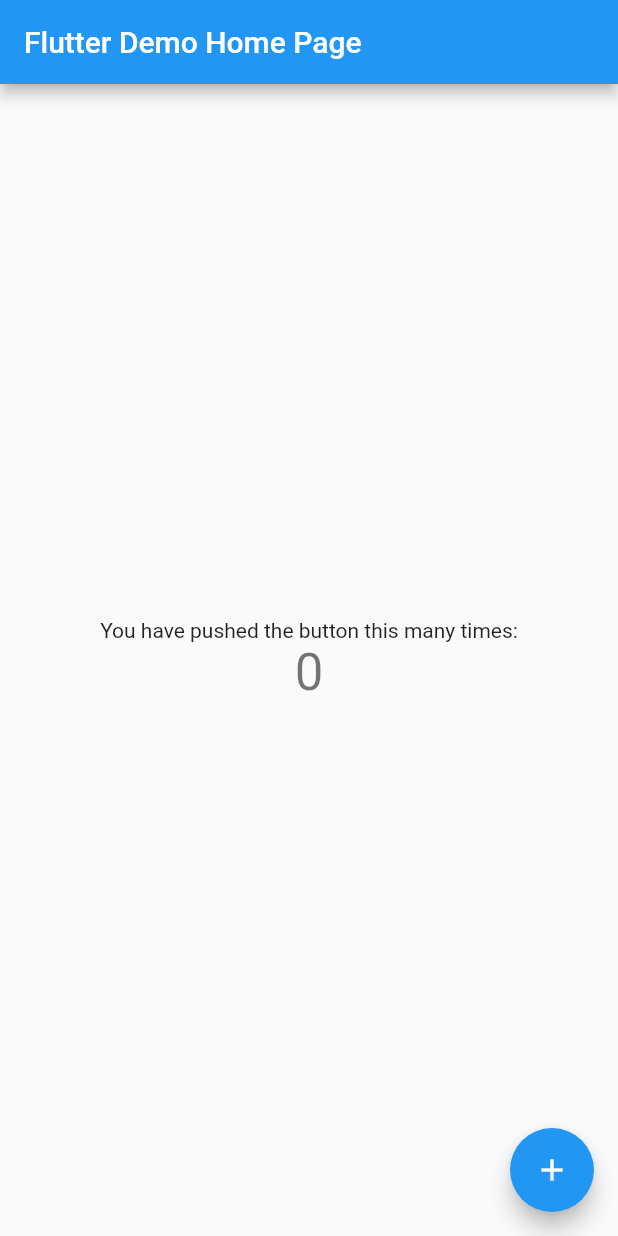
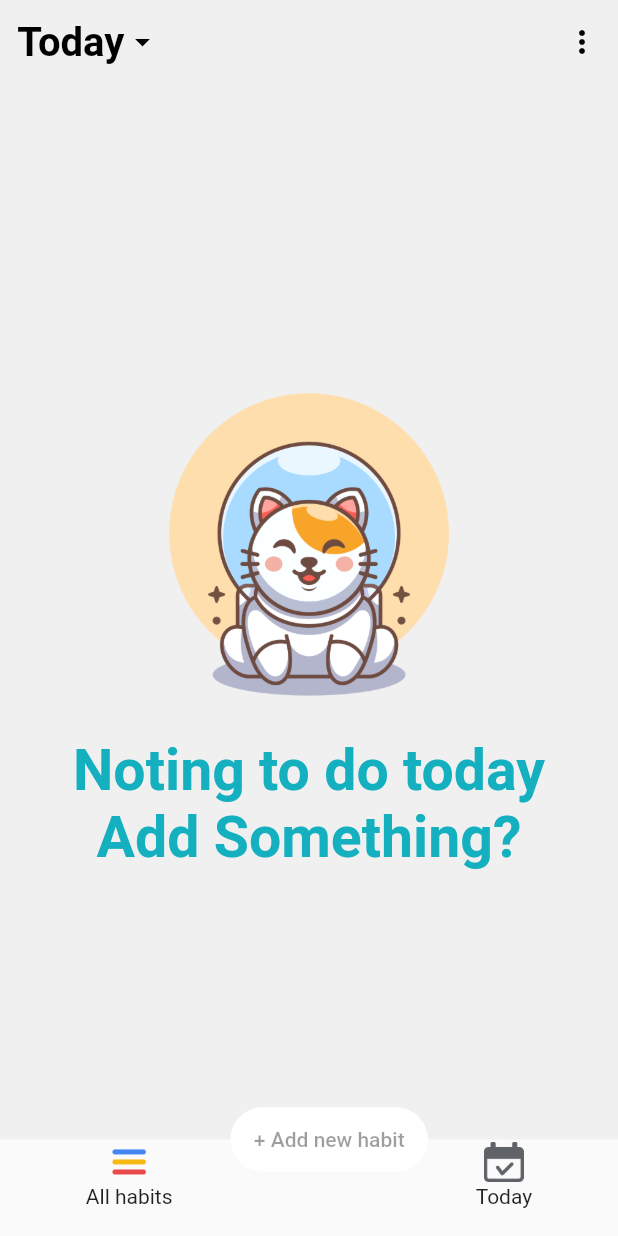
Before and after one commit to yusufmsabeh/Habit_Tracker_App, a Flutter app: the screen it shows after launch, on a phone screen of 412 x 824 dp. Run offline on Flutter 3.47's test engine with Material 2 defaults, Android fonts, the phone set to English and light mode, and no system bars; our stand-ins replace flutter_screenutil, table_calendar.

Commit message:
upload new files

```diff
--- /dev/null
+++ b/lib/HomePage.dart
@@ -0,0 +1,171 @@
+import 'package:flutter/material.dart';
+import 'package:flutter/src/foundation/key.dart';
+import 'package:flutter/src/widgets/framework.dart';
+import 'package:flutter_screenutil/flutter_screenutil.dart';
+
+import 'package:table_calendar/table_calendar.dart';
+
+class HomePage extends StatefulWidget {
+  static final now = DateTime.now();
+  final table = TableCalendar(
+    rowHeight: 60.h,
+    firstDay: DateTime.utc(2010, 10, 16),
+    lastDay: DateTime.utc(2030, 3, 14),
+    focusedDay: DateTime.now(),
+  );
+  HomePage({Key? key}) : super(key: key);
+
+  @override
+  State<HomePage> createState() => _HomePageState();
+}
+
+class _HomePageState extends State<HomePage> {
+  int currentIndex = 0;
+  double tableHeight = 0;
+  @override
+  Widget build(BuildContext context) {
+    return Scaffold(
+      floatingActionButtonLocation: FloatingActionButtonLocation.endDocked,
+      floatingActionButton: Container(
+        margin: EdgeInsets.only(right: 290.w),
+        height: 100.h,
+        padding: EdgeInsets.symmetric(horizontal: 20.w),
+        decoration: BoxDecoration(
+            color: Colors.white, borderRadius: BorderRadius.circular(100.r)),
+        child: const TextButton(
+          onPressed: null,
+          child: Text("+ Add new habit"),
+        ),
+      ),
+      appBar: AppBar(
+        actions: const [
+          IconButton(
+              onPressed: null,
+              icon: Icon(
+                Icons.more_vert_outlined,
+                color: Colors.black,
+              ))
+        ],
+        leadingWidth: 500.w,
+        leading: GestureDetector(
+          onTap: () {
+            tableHeight == 0 ? tableHeight = 500.h : tableHeight = 0;
+            setState(() {});
+          },
+          child: Container(
+            margin: EdgeInsets.all(30.w),
+            child: Row(
+              children: [
+                Text(
+                  "Today",
+                  style: TextStyle(
+                      color: Colors.black,
+                      fontWeight: FontWeight.bold,
+                      fontSize: 70.sp),
+                ),
+                const Icon(
+                  Icons.arrow_drop_down,
+                  color: Colors.black,
+                )
+              ],
+            ),
+          ),
+        ),
+        backgroundColor: const Color.fromARGB(255, 240, 240, 240),
+        elevation: 0,
+      ),
+      bottomNavigationBar: SizedBox(
+        height: 150.h,
+        child: Stack(children: [
+          // Align(
+          //   alignment: Alignment.topCenter,
+          //   child: Container(
+          //     height: 100.h,
+          //     padding: EdgeInsets.symmetric(horizontal: 20.w),
+          //     decoration: BoxDecoration(
+          //         color: Colors.white,
+          //         borderRadius: BorderRadius.circular(100.r)),
+          //     child: const TextButton(
+          //       onPressed: null,
+          //       child: Text("+ Add new habit"),
+          //     ),
+          //   ),
+          // ),
+          Container(
+            margin: EdgeInsets.symmetric(horizontal: 150.w),
+            child: Row(
+              mainAxisAlignment: MainAxisAlignment.center,
+              children: [
+                Column(
+                  children: [
+                    SizedBox(
+                        width: 70.w,
+                        height: 70.h,
+                        child: Image.asset(currentIndex == 0
+                            ? 'assets/menuSelected.png'
+                            : 'assets/menu.png')),
+                    const Text("All habits")
+                  ],
+                ),
+                const Spacer(
+                  flex: 1,
+                ),
+                Column(
+                  children: [
+                    SizedBox(
+                        width: 70.w,
+                        height: 70.h,
+                        child: Image.asset(currentIndex == 1
+                            ? 'assets/todaySelected.png'
+                            : 'assets/today.png')),
+                    Text("Today")
+                  ],
+                )
+              ],
+            ),
+          )
+        ]),
+      ),
+      body: Container(
+        color: Color.fromARGB(255, 240, 240, 240),
+        child: Stack(
+          children: [
+            Center(
+              child: Column(
+                  mainAxisAlignment: MainAxisAlignment.center,
+                  children: [
+                    Container(
+                      width: 600.w,
+                      height: 600.h,
+                      decoration: const BoxDecoration(
+                          image: DecorationImage(
+                              fit: BoxFit.cover,
+                              image: AssetImage('assets/HomePage.png'))),
+                    ),
+                    Text(
+                      "Noting to do today",
+                      style: TextStyle(
+                          fontSize: 100.sp,
+                          fontWeight: FontWeight.bold,
+                          color: Color.fromARGB(255, 20, 176, 191)),
+                    ),
+                    Text(
+                      "Add Something?",
+                      style: TextStyle(
+                          fontWeight: FontWeight.bold,
+                          fontSize: 100.sp,
+                          color: Color.fromARGB(255, 20, 176, 191)),
+                    )
+                  ]),
+            ),
+            AnimatedContainer(
+                decoration: BoxDecoration(color: Colors.white),
+                height: tableHeight,
+                duration: Duration(milliseconds: 500),
+                child: SingleChildScrollView(child: widget.table))
+          ],
+        ),
+      ),
+    );
+  }
+}
--- a/lib/main.dart
+++ b/lib/main.dart
@@ -1,4 +1,6 @@
 import 'package:flutter/material.dart';
+import 'package:flutter_screenutil/flutter_screenutil.dart';
+import 'package:habit_tracker/HomePage.dart';
 
 void main() {
   runApp(const MyApp());
@@ -7,109 +9,15 @@ void main() {
 class MyApp extends StatelessWidget {
   const MyApp({Key? key}) : super(key: key);
 
-  // This widget is the root of your application.
   @override
   Widget build(BuildContext context) {
-    return MaterialApp(
-      title: 'Flutter Demo',
-      theme: ThemeData(
-        // This is the theme of your application.
-        //
-        // Try running your application with "flutter run". You'll see the
-        // application has a blue toolbar. Then, without quitting the app, try
-        // changing the primarySwatch below to Colors.green and then invoke
-        // "hot reload" (press "r" in the console where you ran "flutter run",
-        // or simply save your changes to "hot reload" in a Flutter IDE).
-        // Notice that the counter didn't reset back to zero; the application
-        // is not restarted.
-        primarySwatch: Colors.blue,
-      ),
-      home: const MyHomePage(title: 'Flutter Demo Home Page'),
-    );
+    return ScreenUtilInit(
+        designSize: const Size(1080, 1920),
+        builder: (context, child) {
+          return MaterialApp(
+            debugShowCheckedModeBanner: false,
+            home: HomePage(),
+          );
+        });
   }
 }
-
-class MyHomePage extends StatefulWidget {
-  const MyHomePage({Key? key, required this.title}) : super(key: key);
-
-  // This widget is the home page of your application. It is stateful, meaning
-  // that it has a State object (defined below) that contains fields that affect
-  // how it looks.
-
-  // This class is the configuration for the state. It holds the values (in this
-  // case the title) provided by the parent (in this case the App widget) and
-  // used by the build method of the State. Fields in a Widget subclass are
-  // always marked "final".
-
-  final String title;
-
-  @override
-  State<MyHomePage> createState() => _MyHomePageState();
-}
-
-class _MyHomePageState extends State<MyHomePage> {
-  int _counter = 0;
-
-  void _incrementCounter() {
-    setState(() {
-      // This call to setState tells the Flutter framework that something has
-      // changed in this State, which causes it to rerun the build method below
-      // so that the display can reflect the updated values. If we changed
-      // _counter without calling setState(), then the build method would not be
-      // called again, and so nothing would appear to happen.
-      _counter++;
-    });
-  }
-
-  @override
-  Widget build(BuildContext context) {
-    // This method is rerun every time setState is called, for instance as done
-    // by the _incrementCounter method above.
-    //
-    // The Flutter framework has been optimized to make rerunning build methods
-    // fast, so that you can just rebuild anything that needs updating rather
-    // than having to individually change instances of widgets.
-    return Scaffold(
-      appBar: AppBar(
-        // Here we take the value from the MyHomePage object that was created by
-        // the App.build method, and use it to set our appbar title.
-        title: Text(widget.title),
-      ),
-      body: Center(
-        // Center is a layout widget. It takes a single child and positions it
-        // in the middle of the parent.
-        child: Column(
-          // Column is also a layout widget. It takes a list of children and
-          // arranges them vertically. By default, it sizes itself to fit its
-          // children horizontally, and tries to be as tall as its parent.
-          //
-          // Invoke "debug painting" (press "p" in the console, choose the
-          // "Toggle Debug Paint" action from the Flutter Inspector in Android
-          // Studio, or the "Toggle Debug Paint" command in Visual Studio Code)
-          // to see the wireframe for each widget.
-          //
-          // Column has various properties to control how it sizes itself and
-          // how it positions its children. Here we use mainAxisAlignment to
-          // center the children vertically; the main axis here is the vertical
-          // axis because Columns are vertical (the cross axis would be
-          // horizontal).
-          mainAxisAlignment: MainAxisAlignment.center,
-          children: <Widget>[
-            const Text(
-              'You have pushed the button this many times:',
-            ),
-            Text(
-              '$_counter',
-              style: Theme.of(context).textTheme.headline4,
-            ),
-          ],
-        ),
-      ),
-      floatingActionButton: FloatingActionButton(
-        onPressed: _incrementCounter,
-        tooltip: 'Increment',
-        child: const Icon(Icons.add),
-      ), // This trailing comma makes auto-formatting nicer for build methods.
-    );
-  }
-}
```
Also changed, not shown: pubspec.yaml (+10 -3 lines), assets/HomePage.png (added), assets/menu.png (added), assets/menuSelected.png (added), assets/today.png (added), assets/todaySelected.png (added), pubspec.lock, 1 other file.
